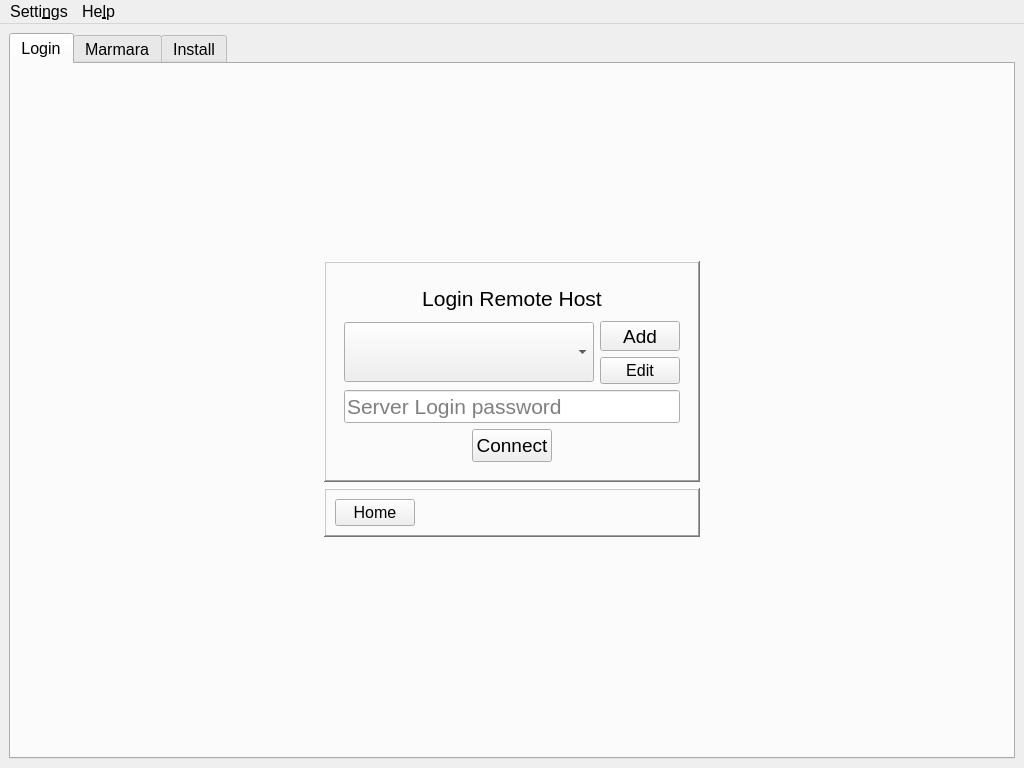
Above: src/main/python/qtguidesign.ui from marmarachain/marmara-connector before the change. Below: the same form after it.
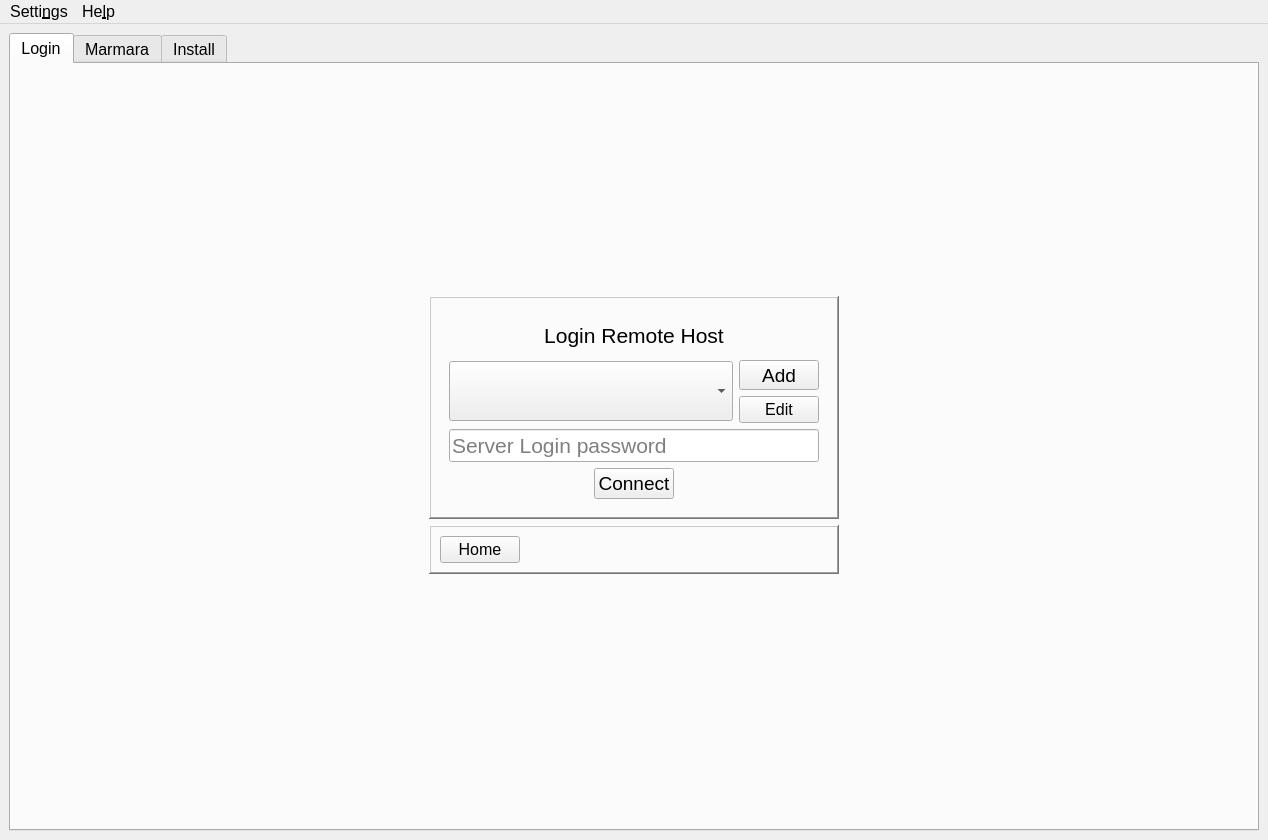
That is the form after the change. The open tabs and pages were chosen to show the change. Icons and pictures are not drawn.

Commit message: added windows install

Diff of the .ui file:
```diff
--- a/src/main/python/qtguidesign.ui
+++ b/src/main/python/qtguidesign.ui
@@ -9,8 +9,8 @@
    <rect>
     <x>0</x>
     <y>0</y>
-    <width>1024</width>
-    <height>768</height>
+    <width>1268</width>
+    <height>840</height>
    </rect>
   </property>
   <property name="font">
@@ -383,18 +383,31 @@
                </item>
                <item row="5" column="0">
                 <layout class="QHBoxLayout" name="serverconnect_lLayout">
+                 <item>
+                  <spacer name="horizontalSpacer_6">
+                   <property name="orientation">
+                    <enum>Qt::Horizontal</enum>
+                   </property>
+                   <property name="sizeHint" stdset="0">
+                    <size>
+                     <width>40</width>
+                     <height>20</height>
+                    </size>
+                   </property>
+                  </spacer>
+                 </item>
                  <item>
                   <widget class="QPushButton" name="connect_button">
                    <property name="minimumSize">
                     <size>
                      <width>0</width>
-                     <height>30</height>
+                     <height>0</height>
                     </size>
                    </property>
                    <property name="maximumSize">
                     <size>
-                     <width>80</width>
-                     <height>60</height>
+                     <width>16777215</width>
+                     <height>16777215</height>
                     </size>
                    </property>
                    <property name="font">
@@ -416,6 +429,19 @@
                    </property>
                   </widget>
                  </item>
+                 <item>
+                  <spacer name="horizontalSpacer_8">
+                   <property name="orientation">
+                    <enum>Qt::Horizontal</enum>
+                   </property>
+                   <property name="sizeHint" stdset="0">
+                    <size>
+                     <width>40</width>
+                     <height>20</height>
+                    </size>
+                   </property>
+                  </spacer>
+                 </item>
                 </layout>
                </item>
               </layout>
@@ -5113,8 +5139,8 @@
     <rect>
      <x>0</x>
      <y>0</y>
-     <width>1024</width>
-     <height>24</height>
+     <width>1268</width>
+     <height>34</height>
     </rect>
    </property>
    <property name="font">
```
Left out of the diff: 40 changed lines with no effect on the pictures. The commit also changes 5 other files.
